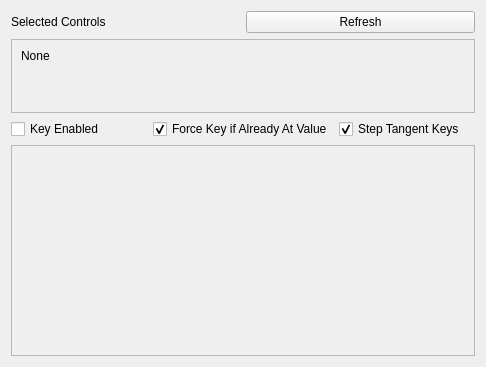
Old version of the form ILLMayaSpaceSwitcher/ILLMayaSpaceSwitcherManager.ui in the repository ill/ILLMayaSpaceSwitcher.
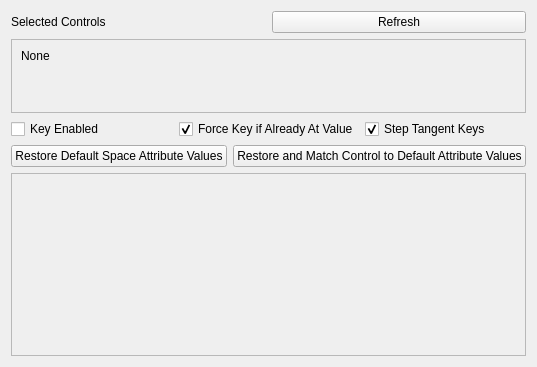
New version of the form.

Commit message: Added functionality for restoring to the defaults.

Patch:
```diff
--- a/ILLMayaSpaceSwitcher/ILLMayaSpaceSwitcherManager.ui
+++ b/ILLMayaSpaceSwitcher/ILLMayaSpaceSwitcherManager.ui
@@ -129,6 +129,30 @@
      </item>
     </layout>
    </item>
+   <item>
+    <layout class="QHBoxLayout" name="hl_resttoreDefaults">
+     <item>
+      <widget class="QPushButton" name="btn_restoreDefaultAttributes">
+       <property name="toolTip">
+        <string>This sets all the space attribute values to their defaults. It's basically the zero rig configuration.</string>
+       </property>
+       <property name="text">
+        <string>Restore Default Space Attribute Values</string>
+       </property>
+      </widget>
+     </item>
+     <item>
+      <widget class="QPushButton" name="btn_restoreAndMatchDefaultAttributes">
+       <property name="toolTip">
+        <string>Does the same thing as &quot;Restore Default Space Attribute Values&quot; but keeps the controls in their world space positions by matching their transforms to the new space. Keep in mind controls may double transform so it's best to do this one at a time on controls if there are parent child relationships.</string>
+       </property>
+       <property name="text">
+        <string>Restore and Match Control to Default Attribute Values</string>
+       </property>
+      </widget>
+     </item>
+    </layout>
+   </item>
    <item>
     <widget class="QScrollArea" name="sa_spacesList">
      <property name="widgetResizable">
```
The commit also changes 5 other files.
